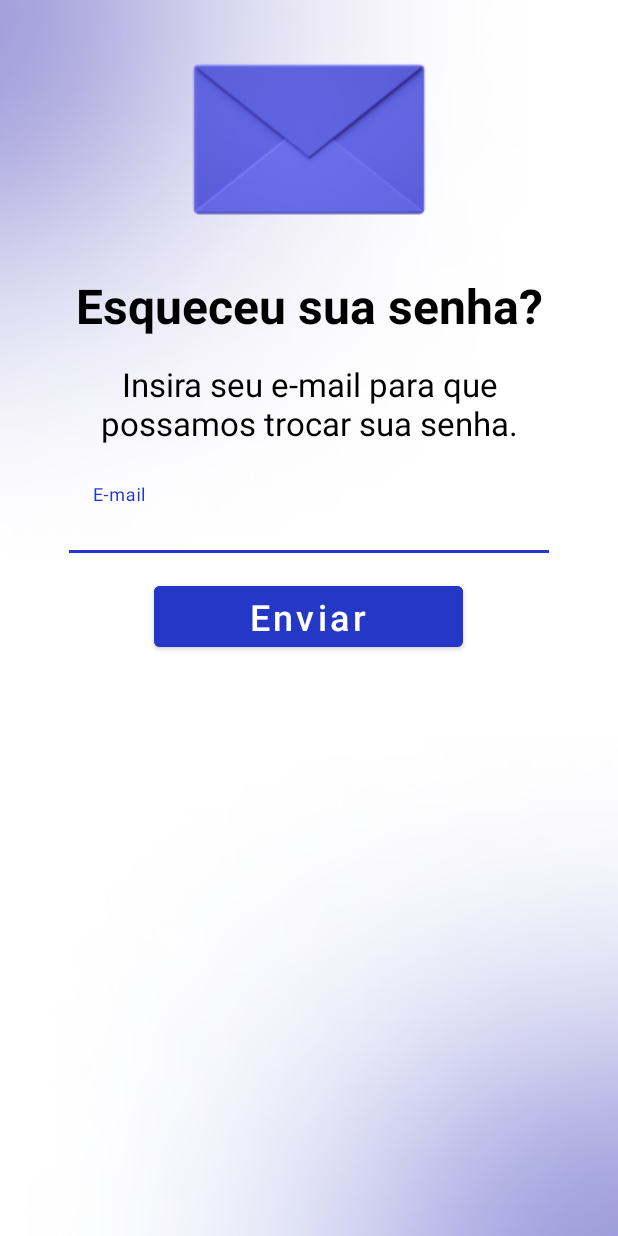
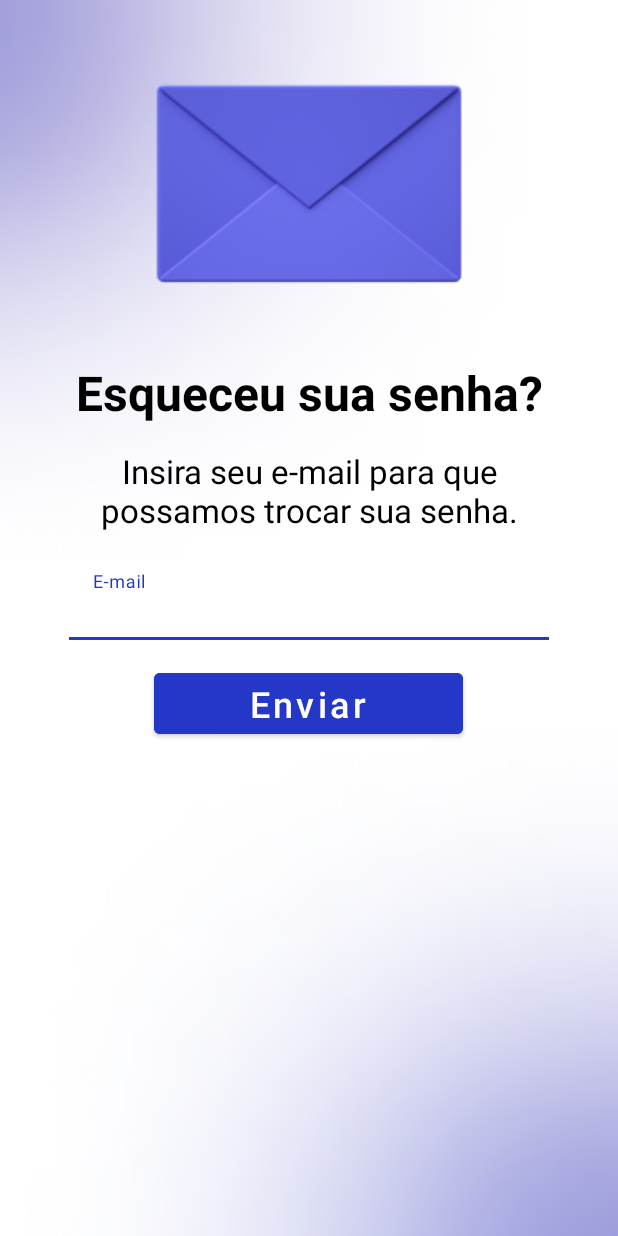
Before and after one commit to AndreSntos/KnowU, an Android app: the screen it shows after launch (EmailActivity), on a phone screen of 412 x 824 dp. Run offline under Robolectric (Android 15) with nearby library versions, the phone set to English and light mode, and no system bars.

Commit message:
fix: texts and image icon

```diff
--- a/Front End/app/src/main/res/layout/activity_email.xml
+++ b/Front End/app/src/main/res/layout/activity_email.xml
@@ -30,7 +30,7 @@
             <ImageView
                 android:layout_width="wrap_content"
                 android:layout_height="wrap_content"
-                android:background="@drawable/email_icon_p" />
+                android:background="@drawable/email_icon_m" />
         </LinearLayout>
 
 
```
Also changed, not shown: Front End/app/src/main/res/drawable/email_icon_m.png (added).
